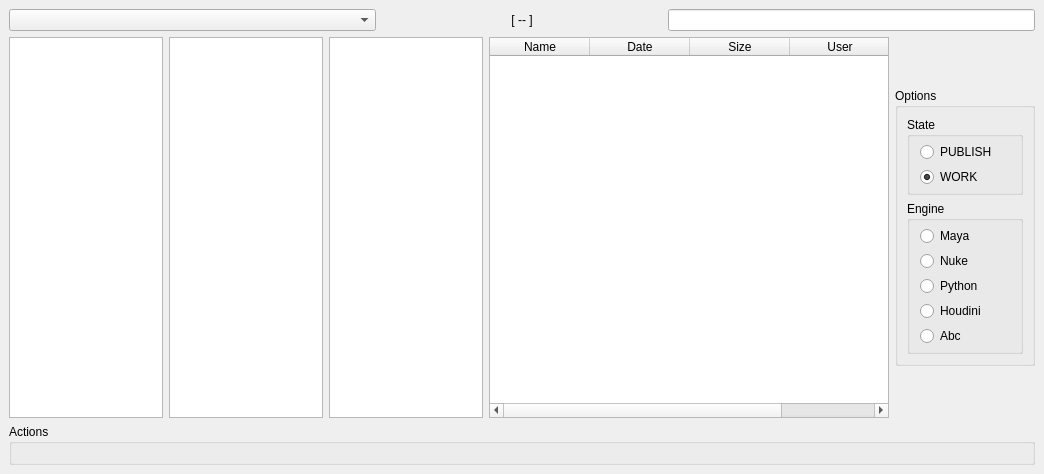
MichaelHaussmann/spil_ui, file spil_ui/browser/ui/qt/browser.ui: the form before one commit.
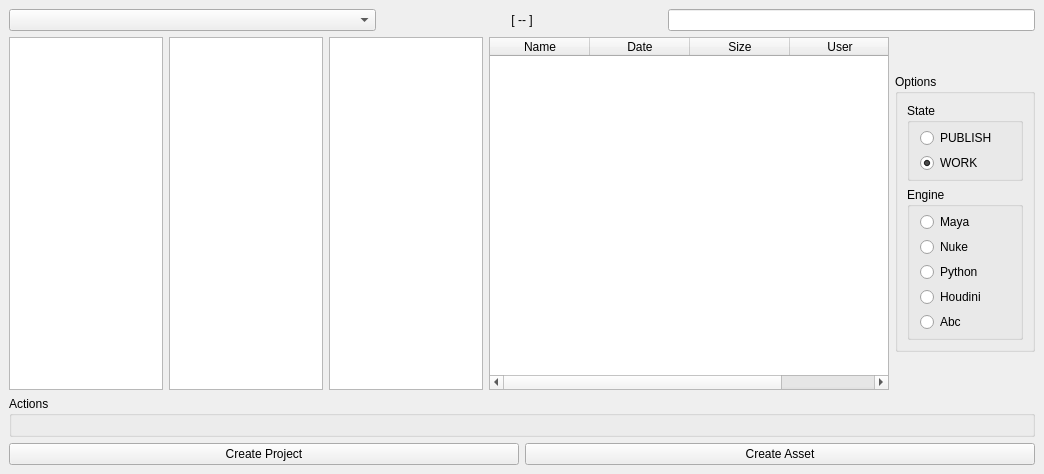
The form after the commit.

Commit message: add in Browser: "Create Project" and "Create Asset" buttons. Connect "Create Project" button to "pipe_action.libs.projects.create_project" function.

What changed in the file:
```diff
--- a/spil_ui/browser/ui/qt/browser.ui
+++ b/spil_ui/browser/ui/qt/browser.ui
@@ -327,6 +327,24 @@
       <layout class="QHBoxLayout" name="actions_hl"/>
      </widget>
     </item>
+    <item>
+     <layout class="QHBoxLayout" name="footer_lo">
+      <item>
+       <widget class="QPushButton" name="create_project_b">
+        <property name="text">
+         <string>Create Project</string>
+        </property>
+       </widget>
+      </item>
+      <item>
+       <widget class="QPushButton" name="create_asset_b">
+        <property name="text">
+         <string>Create Asset</string>
+        </property>
+       </widget>
+      </item>
+     </layout>
+    </item>
    </layout>
   </widget>
  </widget>
```
The commit also changes 1 other file.
